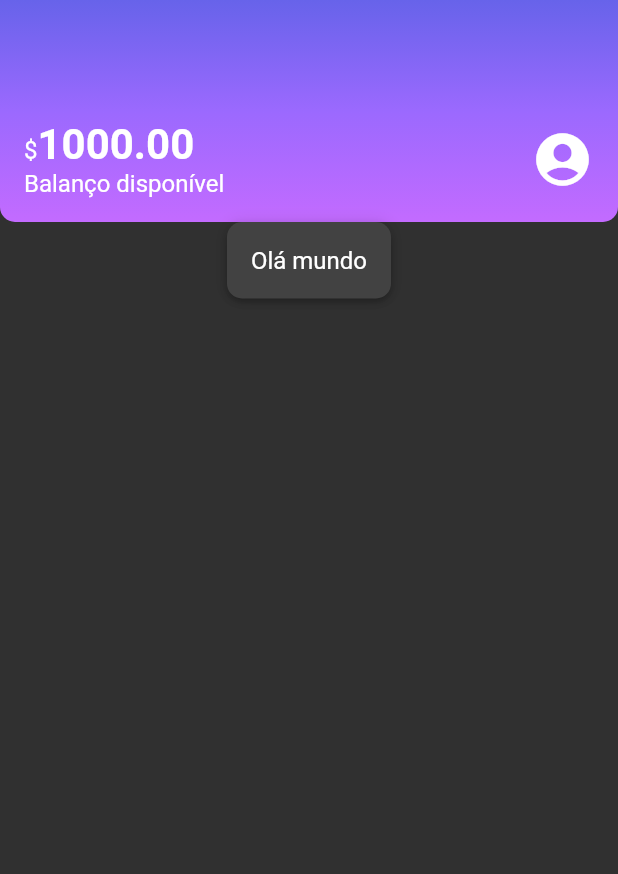
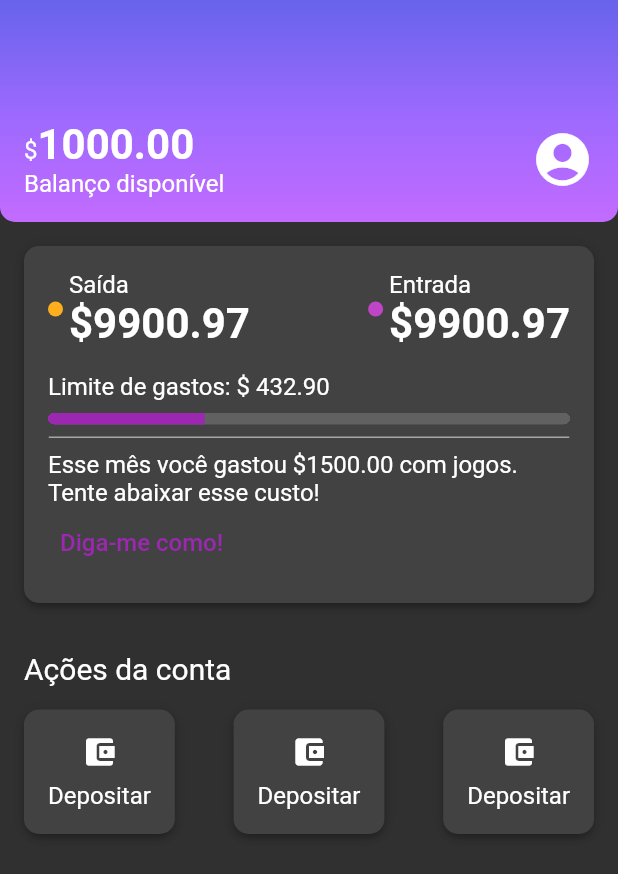
Before and after one commit to HiagoW/Flutter-Layout-Course, a Flutter app: the screen it shows after launch, on a phone screen of 412 x 824 dp. Shown: the top 874 px of the screen. Run offline on Flutter 3.47's test engine with Material 2 defaults, Android fonts, the phone set to English and light mode, and no system bars.

Commit message:
New components

```diff
--- /dev/null
+++ b/lib/components/color_dot.dart
@@ -0,0 +1,19 @@
+import 'package:flutter/material.dart';
+
+class ColorDot extends StatelessWidget {
+  final Color? color;
+
+  const ColorDot({super.key, required this.color});
+
+  @override
+  Widget build(BuildContext context) {
+    return Container(
+      width: 10,
+      height: 10,
+      decoration: BoxDecoration(
+        color: color,
+        borderRadius: BorderRadius.circular(10),
+      ),
+    );
+  }
+}
--- /dev/null
+++ b/lib/components/content_division.dart
@@ -0,0 +1,16 @@
+import 'package:alubank/themes/theme_colors.dart';
+import 'package:flutter/material.dart';
+
+class ContentDivision extends StatelessWidget {
+  const ContentDivision({super.key});
+
+  @override
+  Widget build(BuildContext context) {
+    return Container(
+      height: 1,
+      decoration: BoxDecoration(
+        border: Border.all(color: ThemeColors.division),
+      ),
+    );
+  }
+}
--- /dev/null
+++ b/lib/components/sections/account_actions.dart
@@ -0,0 +1,69 @@
+import 'package:alubank/components/box_card.dart';
+import 'package:flutter/material.dart';
+
+class AccountActions extends StatelessWidget {
+  const AccountActions({Key? key}) : super(key: key);
+
+  @override
+  Widget build(BuildContext context) {
+    return Padding(
+      padding: const EdgeInsets.all(16),
+      child: Column(
+        crossAxisAlignment: CrossAxisAlignment.start,
+        children: [
+          Padding(
+            padding: const EdgeInsets.only(bottom: 16.0),
+            child: Text(
+              'Ações da conta',
+              style: Theme.of(context).textTheme.titleMedium,
+            ),
+          ),
+          Row(
+            mainAxisAlignment: MainAxisAlignment.spaceBetween,
+            children: [
+              BoxCard(
+                boxContent: _AccountActionsContent(
+                  icon: Icon(Icons.account_balance_wallet),
+                  text: 'Depositar',
+                ),
+              ),
+              BoxCard(
+                boxContent: _AccountActionsContent(
+                  icon: Icon(Icons.account_balance_wallet),
+                  text: 'Depositar',
+                ),
+              ),
+              BoxCard(
+                boxContent: _AccountActionsContent(
+                  icon: Icon(Icons.account_balance_wallet),
+                  text: 'Depositar',
+                ),
+              ),
+            ],
+          ),
+        ],
+      ),
+    );
+  }
+}
+
+class _AccountActionsContent extends StatelessWidget {
+  final Icon icon;
+  final String text;
+  const _AccountActionsContent(
+      {Key? key, required this.icon, required this.text})
+      : super(key: key);
+
+  @override
+  Widget build(BuildContext context) {
+    return Column(
+      children: [
+        Padding(
+          padding: const EdgeInsets.only(bottom: 8.0),
+          child: icon,
+        ),
+        Text(text),
+      ],
+    );
+  }
+}
--- /dev/null
+++ b/lib/components/sections/recent_activity.dart
@@ -0,0 +1,100 @@
+import 'package:alubank/components/box_card.dart';
+import 'package:alubank/components/color_dot.dart';
+import 'package:alubank/components/content_division.dart';
+import 'package:alubank/themes/theme_colors.dart';
+import 'package:flutter/material.dart';
+
+class RecentActivity extends StatelessWidget {
+  const RecentActivity({Key? key}) : super(key: key);
+
+  @override
+  Widget build(BuildContext context) {
+    return Padding(
+      padding: const EdgeInsets.all(16),
+      child: BoxCard(
+        boxContent: _RecentActivitiyContent(),
+      ),
+    );
+  }
+}
+
+class _RecentActivitiyContent extends StatelessWidget {
+  const _RecentActivitiyContent({super.key});
+
+  @override
+  Widget build(BuildContext context) {
+    return Column(
+      crossAxisAlignment: CrossAxisAlignment.start,
+      children: [
+        Row(
+          mainAxisAlignment: MainAxisAlignment.spaceBetween,
+          children: [
+            Row(
+              children: [
+                Padding(
+                  padding: const EdgeInsets.only(right: 4),
+                  child: ColorDot(color: ThemeColors.recentActivity['spent']),
+                ),
+                Column(
+                  crossAxisAlignment: CrossAxisAlignment.start,
+                  children: [
+                    Text('Saída'),
+                    Text(
+                      '\$9900.97',
+                      style: Theme.of(context).textTheme.bodyLarge,
+                    ),
+                  ],
+                )
+              ],
+            ),
+            Row(
+              children: [
+                Padding(
+                  padding: const EdgeInsets.only(right: 4),
+                  child: ColorDot(color: ThemeColors.recentActivity['income']),
+                ),
+                Column(
+                  crossAxisAlignment: CrossAxisAlignment.start,
+                  children: [
+                    Text('Entrada'),
+                    Text(
+                      '\$9900.97',
+                      style: Theme.of(context).textTheme.bodyLarge,
+                    ),
+                  ],
+                )
+              ],
+            ),
+          ],
+        ),
+        Padding(
+          padding: const EdgeInsets.only(top: 16, bottom: 8),
+          child: Text('Limite de gastos: \$ 432.90'),
+        ),
+        Container(
+          clipBehavior: Clip.hardEdge,
+          decoration: BoxDecoration(
+            borderRadius: BorderRadius.circular(5),
+          ),
+          child: LinearProgressIndicator(
+            value: 0.3,
+            minHeight: 8,
+          ),
+        ),
+        Padding(
+          padding: const EdgeInsets.only(top: 8, bottom: 8),
+          child: ContentDivision(),
+        ),
+        Text(
+            'Esse mês você gastou \$1500.00 com jogos. Tente abaixar esse custo!'),
+        TextButton(
+          onPressed: () {},
+          child: Text(
+            'Diga-me como!',
+            style: TextStyle(fontSize: 16),
+          ),
+        )
+      ],
+    );
+  }
+}
--- a/lib/screens/home.dart
+++ b/lib/screens/home.dart
@@ -1,5 +1,10 @@
 import 'package:alubank/components/box_card.dart';
+import 'package:alubank/components/color_dot.dart';
+import 'package:alubank/components/content_division.dart';
+import 'package:alubank/components/sections/account_actions.dart';
 import 'package:alubank/components/sections/header.dart';
+import 'package:alubank/components/sections/recent_activity.dart';
+import 'package:alubank/themes/theme_colors.dart';
 import 'package:flutter/material.dart';
 
 class Home extends StatelessWidget {
@@ -11,7 +16,8 @@ class Home extends StatelessWidget {
       body: Column(
         children: <Widget>[
           Header(),
-          BoxCard(boxContent: Text('Olá mundo')),
+          RecentActivity(),
+          AccountActions(),
         ],
       ),
     );
--- a/lib/themes/my_theme.dart
+++ b/lib/themes/my_theme.dart
@@ -13,5 +13,9 @@ ThemeData MyTheme = ThemeData(
       fontSize: 28,
       fontWeight: FontWeight.bold,
     ),
+    titleMedium: TextStyle(
+      fontSize: 20,
+      fontWeight: FontWeight.normal,
+    ),
   ),
 );
--- a/lib/themes/theme_colors.dart
+++ b/lib/themes/theme_colors.dart
@@ -7,4 +7,9 @@ class ThemeColors {
     Color.fromRGBO(155, 105, 254, 1.0),
     Color.fromRGBO(195, 107, 255, 1.0),
   ];
+  static const recentActivity = {
+    'spent': Color.fromRGBO(255, 175, 29, 1.0),
+    'income': Color.fromRGBO(191, 69, 198, 1.0),
+  };
+  static const division = Color.fromRGBO(166, 166, 166, 1.0);
 }
```
